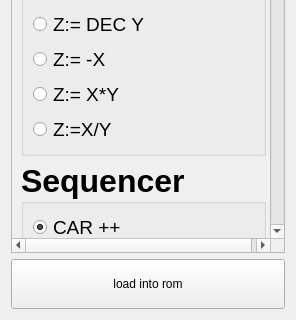
randomGuyi/microsimulation, file src/ui/views/snippet_picker.ui: the form before one commit; both pictures show x 0 to 296 and y 1147 to 1467 of the 296 by 1467 pixel window.
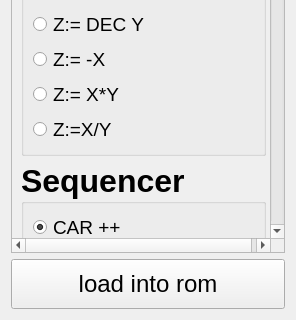
The form after the commit.

Patch:
```diff
--- a/src/ui/views/snippet_picker.ui
+++ b/src/ui/views/snippet_picker.ui
@@ -918,6 +918,11 @@
        <height>50</height>
       </size>
      </property>
+     <property name="font">
+      <font>
+       <pointsize>18</pointsize>
+      </font>
+     </property>
      <property name="text">
       <string>load into rom</string>
      </property>
```
